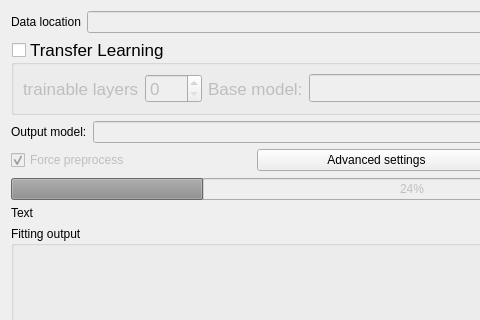
First picture: the form in dafne-models/src/dafne_models/ui/ModelTrainer.ui, repository Div123-star/Thesis_Dafne, before the edit; both pictures show x 0 to 480 and y 0 to 320 of the 824 by 769 pixel window.
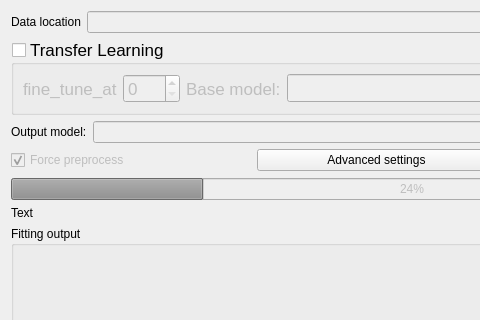
Second picture: the form after the edit.

Commit message: refined code for fine_tune_at

The edit to the form file:
```diff
--- a/dafne-models/src/dafne_models/ui/ModelTrainer.ui
+++ b/dafne-models/src/dafne_models/ui/ModelTrainer.ui
@@ -70,7 +70,7 @@
         <item>
          <widget class="QLabel" name="trainable_layers_label">
           <property name="text">
-           <string>trainable layers</string>
+           <string>fine_tune_at</string>
           </property>
          </widget>
         </item>
```
Left out of the diff: 4 changed lines with no effect on the pictures. The commit also changes 12 other files.
